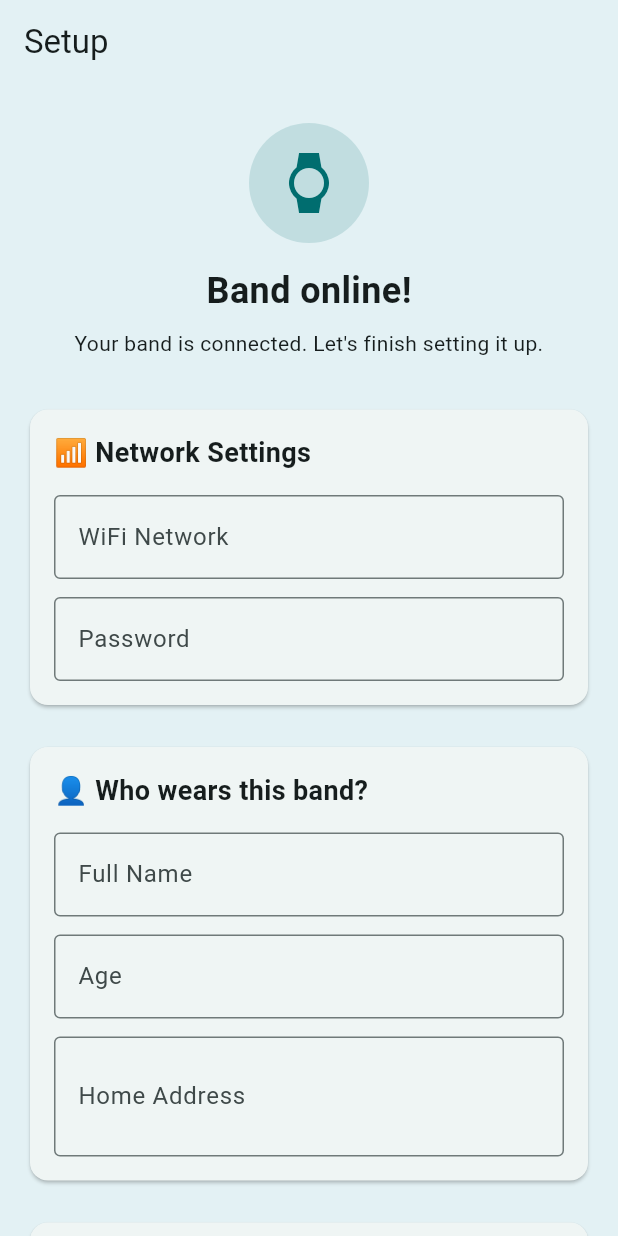
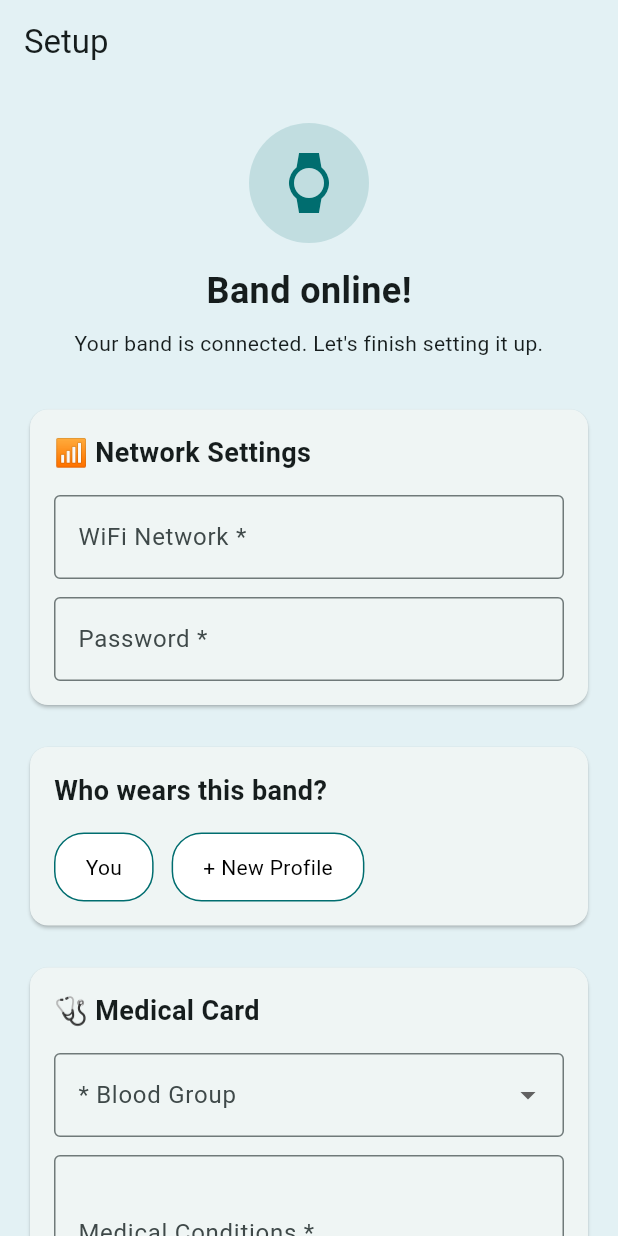
Before and after one commit to DeekshaRao10/wristband, a Flutter app: the PairSetupScreen screen opened directly, on a phone screen of 412 x 824 dp. Run offline on Flutter 3.47's test engine with Material 3 defaults, Android fonts, the phone set to English and light mode, and no system bars; our stand-ins replace cloud_firestore, firebase_auth, firebase_core, flutter_blue_plus, image_picker, pinput and 1 more; accounts and stored records are empty.

Commit message:
setup screen added

```diff
--- a/lib/features/pairing/screens/pair_setup_screen.dart
+++ b/lib/features/pairing/screens/pair_setup_screen.dart
@@ -2,51 +2,139 @@ import 'package:flutter/material.dart';
 
 import '../../../core/theme/app_theme.dart';
 import '../../../core/widgets/primary_button.dart';
+import 'dart:io';
+import 'package:image_picker/image_picker.dart';
 
-class PairSetupScreen extends StatelessWidget {
-  PairSetupScreen({super.key});
+class PairSetupScreen extends StatefulWidget {
+  const PairSetupScreen({super.key});
 
-  final TextEditingController wifiController =
+  @override
+  State<PairSetupScreen> createState() =>
+      _PairSetupScreenState();
+}
+
+class _PairSetupScreenState
+    extends State<PairSetupScreen> {
+
+  String selectedWearer = "";
+
+  bool showProfileForm = false;
+
+  String? selectedBloodGroup;
+  File? profileImage;
+
+final ImagePicker picker = ImagePicker();
+
+  final wifiController =
       TextEditingController();
 
-  final TextEditingController passwordController =
+  final wifiPasswordController =
       TextEditingController();
 
-  final TextEditingController fullNameController =
+  final fullNameController =
       TextEditingController();
 
-  final TextEditingController ageController =
+  final ageController =
       TextEditingController();
 
-  final TextEditingController addressController =
+  final emailController =
       TextEditingController();
 
-  final TextEditingController medicalController =
+  final userPasswordController =
       TextEditingController();
 
-  final TextEditingController doctorPhoneController =
+  final addressController =
       TextEditingController();
 
-  final TextEditingController bandNameController =
+  final medicalController =
       TextEditingController();
+
+  final doctorPhoneController =
+      TextEditingController();
+
+  final bandNameController =
+      TextEditingController();
+      Future<void> pickProfileImage() async {
+  final XFile? image =
+      await picker.pickImage(
+    source: ImageSource.gallery,
+  );
+
+  if (image != null) {
+    setState(() {
+      profileImage = File(image.path);
+    });
+  }
+}
+
+  void finishSetup() {
+    if (wifiController.text.trim().isEmpty ||
+        wifiPasswordController.text.trim().isEmpty ||
+        fullNameController.text.trim().isEmpty ||
+        ageController.text.trim().isEmpty ||
+        addressController.text.trim().isEmpty ||
+        selectedBloodGroup == null ||
+        medicalController.text.trim().isEmpty ||
+        bandNameController.text.trim().isEmpty) {
+
+      ScaffoldMessenger.of(context)
+          .showSnackBar(
+        const SnackBar(
+          content: Text(
+            "Required field is missing",
+          ),
+        ),
+      );
+
+      return;
+    }
+
+    if (selectedWearer == "new") {
+      if (emailController.text.trim().isEmpty ||
+          userPasswordController.text
+              .trim()
+              .isEmpty) {
+
+        ScaffoldMessenger.of(context)
+            .showSnackBar(
+          const SnackBar(
+            content: Text(
+              "Required field is missing",
+            ),
+          ),
+        );
+
+        return;
+      }
+    }
+
+    Navigator.pushReplacementNamed(
+      context,
+      '/dashboard',
+    );
+  }
 
   @override
   Widget build(BuildContext context) {
     return Scaffold(
-      backgroundColor: AppColors.background,
+      backgroundColor:
+          AppColors.background,
 
       appBar: AppBar(
         title: const Text("Setup"),
-        backgroundColor: AppColors.background,
+        backgroundColor:
+            AppColors.background,
       ),
 
       body: SingleChildScrollView(
-        padding: const EdgeInsets.all(16),
+        padding:
+            const EdgeInsets.all(16),
 
         child: Column(
           crossAxisAlignment:
               CrossAxisAlignment.start,
           children: [
+
             const SizedBox(height: 10),
 
             Center(
@@ -55,13 +143,11 @@ class PairSetupScreen extends StatelessWidget {
       CircleAvatar(
         radius: 40,
         backgroundColor:
-                        AppColors.primary
-                            .withOpacity(.15),
+            AppColors.primary.withOpacity(.15),
         child: const Icon(
           Icons.watch,
           size: 40,
-                      color:
-                          AppColors.primary,
+          color: AppColors.primary,
         ),
       ),
 
@@ -71,8 +157,7 @@ class PairSetupScreen extends StatelessWidget {
         "Band online!",
         style: TextStyle(
           fontSize: 24,
-                      fontWeight:
-                          FontWeight.bold,
+          fontWeight: FontWeight.bold,
         ),
       ),
 
@@ -80,8 +165,7 @@ class PairSetupScreen extends StatelessWidget {
 
       const Text(
         "Your band is connected. Let's finish setting it up.",
-                    textAlign:
-                        TextAlign.center,
+        textAlign: TextAlign.center,
       ),
     ],
   ),
@@ -93,50 +177,40 @@ class PairSetupScreen extends StatelessWidget {
 
 Card(
   child: Padding(
-                padding:
-                    const EdgeInsets.all(16),
+    padding: const EdgeInsets.all(16),
     child: Column(
       crossAxisAlignment:
-                      CrossAxisAlignment
-                          .start,
+          CrossAxisAlignment.start,
       children: [
         const Text(
           "📶 Network Settings",
           style: TextStyle(
             fontSize: 18,
-                        fontWeight:
-                            FontWeight.bold,
+            fontWeight: FontWeight.bold,
           ),
         ),
 
-                    const SizedBox(
-                      height: 15,
-                    ),
+        const SizedBox(height: 15),
 
         TextField(
-                      controller:
-                          wifiController,
+          controller: wifiController,
           decoration:
               const InputDecoration(
-                        labelText:
-                            "WiFi Network",
+            labelText: "WiFi Network *",
             border:
                 OutlineInputBorder(),
           ),
         ),
 
-                    const SizedBox(
-                      height: 12,
-                    ),
+        const SizedBox(height: 12),
 
         TextField(
           controller:
-                          passwordController,
+              wifiPasswordController,
           obscureText: true,
           decoration:
               const InputDecoration(
-                        labelText:
-                            "Password",
+            labelText: "Password *",
             border:
                 OutlineInputBorder(),
           ),
@@ -148,75 +222,145 @@ class PairSetupScreen extends StatelessWidget {
 
 const SizedBox(height: 20),
 
-            // MEMBER PROFILE
+// WHO WEARS THIS BAND
 
 Card(
   child: Padding(
-                padding:
-                    const EdgeInsets.all(16),
+    padding: const EdgeInsets.all(16),
     child: Column(
       crossAxisAlignment:
-                      CrossAxisAlignment
-                          .start,
+          CrossAxisAlignment.start,
       children: [
+
         const Text(
-                      "👤 Who wears this band?",
+          "Who wears this band?",
           style: TextStyle(
             fontSize: 18,
-                        fontWeight:
-                            FontWeight.bold,
+            fontWeight: FontWeight.bold,
           ),
         ),
 
-                    const SizedBox(
-                      height: 15,
+        const SizedBox(height: 15),
+
+        Row(
+  children: [
+
+    GestureDetector(
+      onTap: () {
+        setState(() {
+          selectedWearer = "user";
+          showProfileForm = true;
+        });
+      },
+      child: Container(
+        padding:
+            const EdgeInsets.symmetric(
+          horizontal: 20,
+          vertical: 12,
         ),
-
-                    TextField(
-                      controller:
-                          fullNameController,
-                      decoration:
-                          const InputDecoration(
-                        labelText:
-                            "Full Name",
-                        border:
-                            OutlineInputBorder(),
+        decoration: BoxDecoration(
+          color:
+              selectedWearer == "user"
+                  ? AppColors.primary
+                  : Colors.white,
+          borderRadius:
+              BorderRadius.circular(20),
+          border: Border.all(
+            color: AppColors.primary,
+          ),
+        ),
+        child: Text(
+          "You",
+          style: TextStyle(
+            color:
+                selectedWearer == "user"
+                    ? Colors.white
+                    : Colors.black,
+          ),
+        ),
       ),
     ),
 
-                    const SizedBox(
-                      height: 12,
+    const SizedBox(width: 12),
+
+    GestureDetector(
+      onTap: () {
+        setState(() {
+          selectedWearer = "new";
+          showProfileForm = true;
+        });
+      },
+      child: Container(
+        padding:
+            const EdgeInsets.symmetric(
+          horizontal: 20,
+          vertical: 12,
+        ),
+        decoration: BoxDecoration(
+          color:
+              selectedWearer == "new"
+                  ? AppColors.primary
+                  : Colors.white,
+          borderRadius:
+              BorderRadius.circular(20),
+          border: Border.all(
+            color: AppColors.primary,
+          ),
+        ),
+        child: Text(
+          "+ New Profile",
+          style: TextStyle(
+            color:
+                selectedWearer == "new"
+                    ? Colors.white
+                    : Colors.black,
+          ),
+        ),
+      ),
+    ),
+  ],
 ),
 
-                    TextField(
-                      controller:
-                          ageController,
-                      keyboardType:
-                          TextInputType
-                              .number,
-                      decoration:
-                          const InputDecoration(
-                        labelText:
-                            "Age",
-                        border:
-                            OutlineInputBorder(),
+      ],
+    ),
   ),
 ),
 
-                    const SizedBox(
-                      height: 12,
+if (showProfileForm) ...[
+
+  const SizedBox(height: 20),
+
+  Card(
+    child: Padding(
+      padding: const EdgeInsets.all(16),
+      child: Row(
+        children: [
+
+          CircleAvatar(
+  radius: 40,
+  backgroundColor: Colors.grey.shade200,
+  backgroundImage:
+      profileImage != null
+          ? FileImage(profileImage!)
+          : null,
+  child: profileImage == null
+      ? const Icon(
+          Icons.person,
+          size: 40,
+        )
+      : null,
 ),
+          const SizedBox(width: 20),
 
-                    TextField(
-                      controller:
-                          addressController,
-                      maxLines: 2,
-                      decoration:
-                          const InputDecoration(
-                        labelText:
-                            "Home Address",
-                        border:
-                            OutlineInputBorder(),
+Expanded(
+  child: OutlinedButton.icon(
+    onPressed: pickProfileImage,
+    icon: const Icon(
+      Icons.upload,
+    ),
+    label: const Text(
+      "Upload Profile",
+    ),
   ),
 ),
         ],
@@ -226,87 +370,143 @@ class PairSetupScreen extends StatelessWidget {
 
   const SizedBox(height: 20),
 
+  TextField(
+    controller: fullNameController,
+    decoration: const InputDecoration(
+      labelText: "Full Name *",
+      border: OutlineInputBorder(),
+    ),
+  ),
+
+  const SizedBox(height: 12),
+
+  TextField(
+    controller: ageController,
+    keyboardType: TextInputType.number,
+    decoration: const InputDecoration(
+      labelText: "Age *",
+      border: OutlineInputBorder(),
+    ),
+  ),
+
+  const SizedBox(height: 12),
+
+  if (selectedWearer == "new") ...[
+
+    TextField(
+      controller: emailController,
+      decoration: const InputDecoration(
+        labelText: "Email *",
+        border: OutlineInputBorder(),
+      ),
+    ),
+
+    const SizedBox(height: 12),
+
+    TextField(
+      controller: userPasswordController,
+      obscureText: true,
+      decoration: const InputDecoration(
+        labelText: "Password *",
+        border: OutlineInputBorder(),
+      ),
+    ),
+
+    const SizedBox(height: 12),
+  ],
+
+  TextField(
+    controller: addressController,
+    maxLines: 2,
+    decoration: const InputDecoration(
+      labelText: "Home Address *",
+      border: OutlineInputBorder(),
+    ),
+  ),
+],
+
+
+           const SizedBox(height: 20),
+
 // MEDICAL CARD
 
 Card(
   child: Padding(
-                padding:
-                    const EdgeInsets.all(16),
+    padding: const EdgeInsets.all(16),
     child: Column(
       crossAxisAlignment:
-                      CrossAxisAlignment
-                          .start,
+          CrossAxisAlignment.start,
       children: [
+
         const Text(
           "🩺 Medical Card",
           style: TextStyle(
             fontSize: 18,
-                        fontWeight:
-                            FontWeight.bold,
+            fontWeight: FontWeight.bold,
           ),
         ),
 
-                    const SizedBox(
-                      height: 15,
+        const SizedBox(height: 15),
+
+        DropdownButtonFormField<String>(
+          value: selectedBloodGroup,
+          decoration:
+              const InputDecoration(
+            labelText: "* Blood Group",
+            border:
+                OutlineInputBorder(),
+          ),
+          items: const [
+
+            DropdownMenuItem(
+              value: "A+",
+              child: Text("A+"),
             ),
 
-                    DropdownButtonFormField<
-                        String>(
-                      decoration:
-                          const InputDecoration(
-                        border:
-                            OutlineInputBorder(),
-                        labelText:
-                            "Blood Group",
+            DropdownMenuItem(
+              value: "A-",
+              child: Text("A-"),
             ),
-                      items: const [
-                        DropdownMenuItem(
-                          value: "A+",
-                          child:
-                              Text("A+"),
-                        ),
+
             DropdownMenuItem(
               value: "B+",
-                          child:
-                              Text("B+"),
+              child: Text("B+"),
             ),
+
+            DropdownMenuItem(
+              value: "B-",
+              child: Text("B-"),
+            ),
+
+            DropdownMenuItem(
+              value: "AB+",
+              child: Text("AB+"),
+            ),
+
+            DropdownMenuItem(
+              value: "AB-",
+              child: Text("AB-"),
+            ),
+
             DropdownMenuItem(
               value: "O+",
-                          child:
-                              Text("O+"),
+              child: Text("O+"),
             ),
-                        DropdownMenuItem(
-                          value: "AB+",
-                          child:
-                              Text("AB+"),
-                        ),
-                        DropdownMenuItem(
-                          value: "A-",
-                          child:
-                              Text("A-"),
-                        ),
-                        DropdownMenuItem(
-                          value: "B-",
-                          child:
-                              Text("B-"),
-                        ),
-                        DropdownMenuItem(
-                          value: "AB-",
-                          child:
-                              Text("AB-"),
-                        ),
+
             DropdownMenuItem(
               value: "O-",
-                          child:
-                              Text("O-"),
+              child: Text("O-"),
             ),
           ],
-                      onChanged: (_) {},
+          onChanged: (value) {
+            setState(() {
+              selectedBloodGroup =
+                  value;
+            });
+          },
         ),
 
-                    const SizedBox(
-                      height: 12,
-                    ),
+        const SizedBox(height: 12),
 
         TextField(
           controller:
@@ -315,26 +515,23 @@ class PairSetupScreen extends StatelessWidget {
           decoration:
               const InputDecoration(
             labelText:
-                            "Medical Conditions",
+                "Medical Conditions *",
             border:
                 OutlineInputBorder(),
           ),
         ),
 
-                    const SizedBox(
-                      height: 12,
-                    ),
+        const SizedBox(height: 12),
 
         TextField(
           controller:
               doctorPhoneController,
           keyboardType:
-                          TextInputType
-                              .phone,
+              TextInputType.phone,
           decoration:
               const InputDecoration(
             labelText:
-                            "Doctor Phone",
+                "Doctor Phone (Optional)",
             border:
                 OutlineInputBorder(),
           ),
@@ -343,42 +540,34 @@ class PairSetupScreen extends StatelessWidget {
     ),
   ),
 ),
-
             const SizedBox(height: 20),
 
 // BAND DETAILS
 
 Card(
   child: Padding(
-                padding:
-                    const EdgeInsets.all(16),
+    padding: const EdgeInsets.all(16),
     child: Column(
       crossAxisAlignment:
-                      CrossAxisAlignment
-                          .start,
+          CrossAxisAlignment.start,
       children: [
+
         const Text(
           "⌚ Band Details",
           style: TextStyle(
             fontSize: 18,
-                        fontWeight:
-                            FontWeight.bold,
+            fontWeight: FontWeight.bold,
           ),
         ),
 
-                    const SizedBox(
-                      height: 15,
-                    ),
+        const SizedBox(height: 15),
 
         TextField(
-                      controller:
-                          bandNameController,
+          controller: bandNameController,
           decoration:
               const InputDecoration(
-                        labelText:
-                            "Band Name",
-                        hintText:
-                            "Mom's Watch",
+            labelText: "Band Name *",
+            hintText: "Mom's Watch",
             border:
                 OutlineInputBorder(),
           ),
@@ -392,24 +581,11 @@ class PairSetupScreen extends StatelessWidget {
 
 PrimaryButton(
   text: "Finish Setup",
-              onPressed: () {
-                ScaffoldMessenger.of(
-                        context)
-                    .showSnackBar(
-                  const SnackBar(
-                    content: Text(
-                      "Setup Completed",
-                    ),
-                  ),
-                );
-
-                // TODO:
-                // Save to Firestore
-                // Navigate Dashboard
-              },
+  onPressed: finishSetup,
 ),
 
 const SizedBox(height: 30),
+
           ],
         ),
       ),
--- a/pubspec.yaml
+++ b/pubspec.yaml
@@ -20,7 +20,7 @@ dependencies:
   pinput: ^5.0.0
   flutter_blue_plus: ^1.35.5
   permission_handler: ^11.3.1
-
+  image_picker: ^1.1.2
 dev_dependencies:
   flutter_test:
     sdk: flutter
```
Also changed, not shown: lib/features/bands/models/wearer.dart (added, +23 -0 lines), lib/features/bands/services/band_service.dart (added, +33 -0 lines), lib/features/family/models/member.dart (added, +38 -0 lines), lib/features/family/screens/join_family_screen.dart (+22 -4 lines), lib/features/bands/screens/dashboard_screen.dart (added), pubspec.lock, 5 other files. Lines whose indentation alone changed are shown as unchanged.
